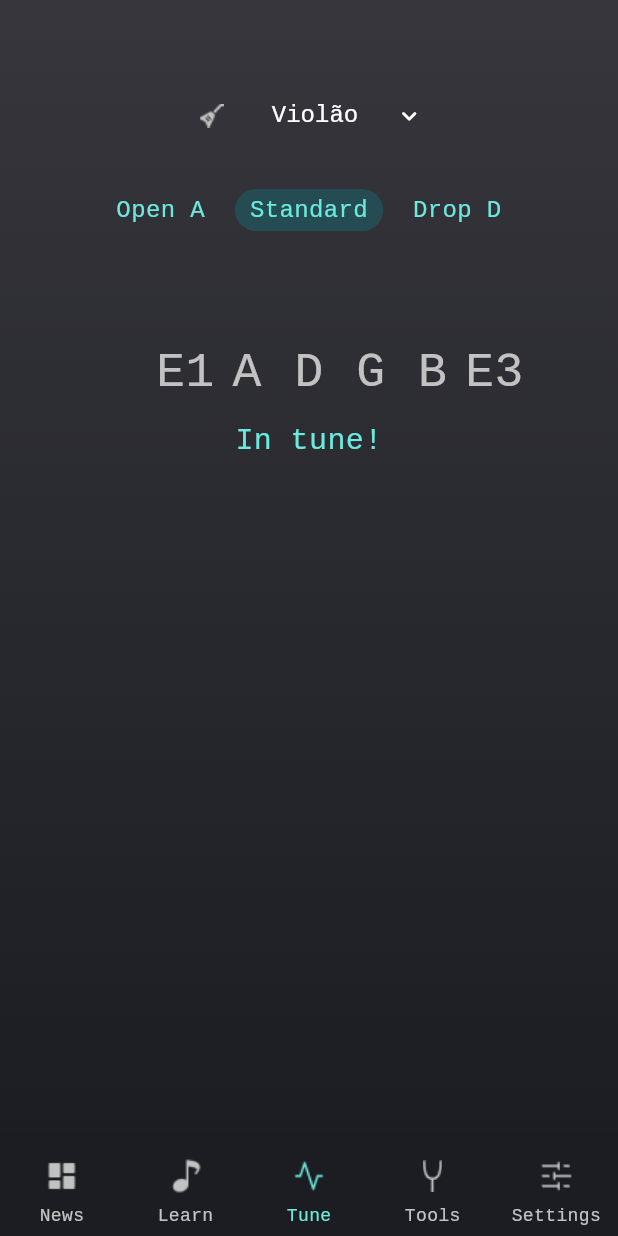
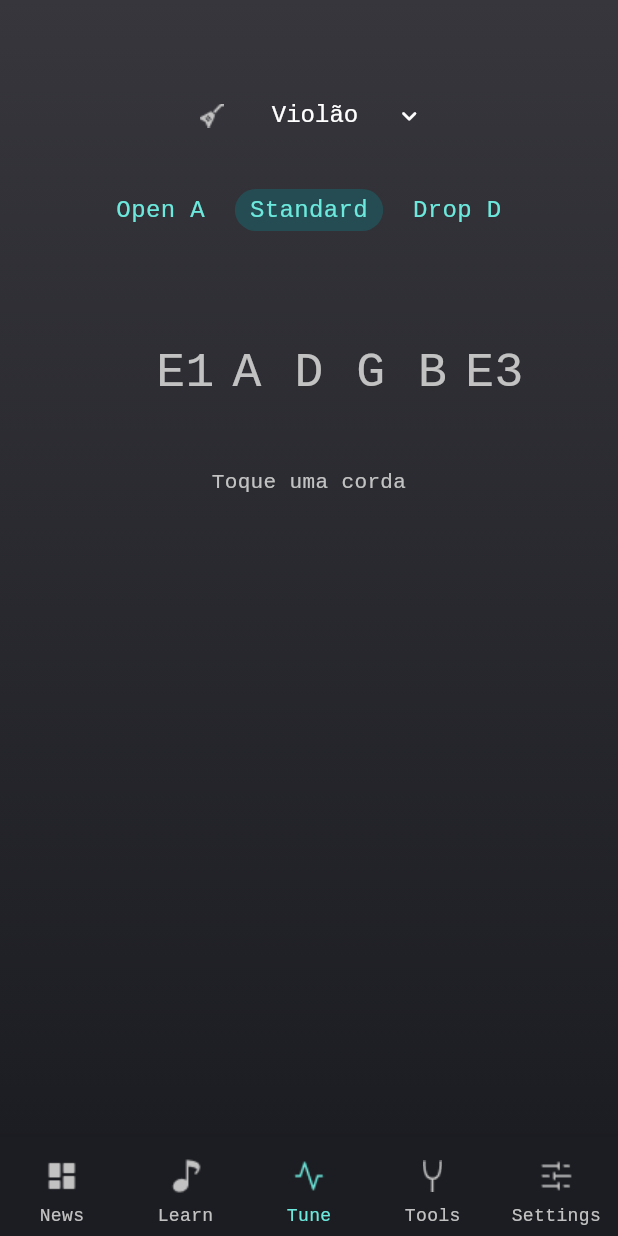
Before and after one commit to JosinaldoRocha/m_s_tuner, a Flutter app: the screen it shows after launch, item 3 of the bottom bar chosen, on a phone screen of 412 x 824 dp. Run offline on Flutter 3.47's test engine with Material 2 defaults, Android fonts, the phone set to English and light mode, and no system bars; drawn by our look-alikes of dropdown_button2; our stand-ins replace flutter_riverpod, permission_handler; missing offline and left inert: flutter_fft.

Commit message:
fix: Adjustments

```diff
--- a/lib/app/presentation/tune/views/widgets/tune_component.dart
+++ b/lib/app/presentation/tune/views/widgets/tune_component.dart
@@ -52,20 +52,7 @@ class _TuneComponentState extends ConsumerState<TuneComponent> {
               instrument: instrument ?? initialInstrument,
               onTap: onTap,
             ),
-            TuningTypesWidget(
-              instrument: instrument ?? initialInstrument,
-            ),
-            const Text(
-              'In tune!',
-              textAlign: TextAlign.center,
-              style: TextStyle(
-                color: Color(0xFF6CE8DC),
-                fontSize: 20,
-                height: 0,
-              ),
-            ),
-            const SizedBox(height: 25),
-            const SizedBox(height: 19),
+            TuningTypesWidget(instrument: instrument ?? initialInstrument),
           ],
         ),
       );
--- a/lib/app/presentation/tune/views/widgets/tuning_widget.dart
+++ b/lib/app/presentation/tune/views/widgets/tuning_widget.dart
@@ -47,9 +47,10 @@ class _TuningWidgetState extends ConsumerState<TuningWidget> with TuningMixin {
         top: 72,
         bottom: 12,
       ),
-      child: SizedBox(
+      child: Column(
+        children: [
+          SizedBox(
             height: 44,
-        child: Center(
             child: PageView.builder(
               controller: pageController,
               physics: const NeverScrollableScrollPhysics(),
@@ -70,18 +71,28 @@ class _TuningWidgetState extends ConsumerState<TuningWidget> with TuningMixin {
               itemCount: widget.tuningType.tuning.length,
             ),
           ),
+          const SizedBox(height: 12),
+          frequency != null && frequency != 0
+              ? const Text(
+                  'In tune!',
+                  textAlign: TextAlign.center,
+                  style: TextStyle(
+                    color: Color(0xFF6CE8DC),
+                    fontSize: 20,
+                    height: 0,
+                  ),
+                )
+              : const SizedBox(height: 25),
+          const SizedBox(height: 6),
+          Text(
+            frequency != null && frequency != 0
+                ? '${frequency!.toStringAsFixed(2)} Hz'
+                : 'Toque uma corda',
+            textAlign: TextAlign.center,
+            style: const TextStyle(color: Color(0xFFC2C2C2), height: 0),
+          ),
+        ],
       ),
     );
   }
 }
-
-
-            // Text(
-            //   frequency != null && frequency != 0
-            //       ? '${frequency!.toStringAsFixed(2)} Hz'
-            //       : 'Toque uma corda',
-            //   textAlign: TextAlign.center,
-            //   style: const TextStyle(
-            //     color: Color(0xFFC2C2C2),
-            //   ),
-            // ),
```
Lines whose indentation alone changed are shown as unchanged.
